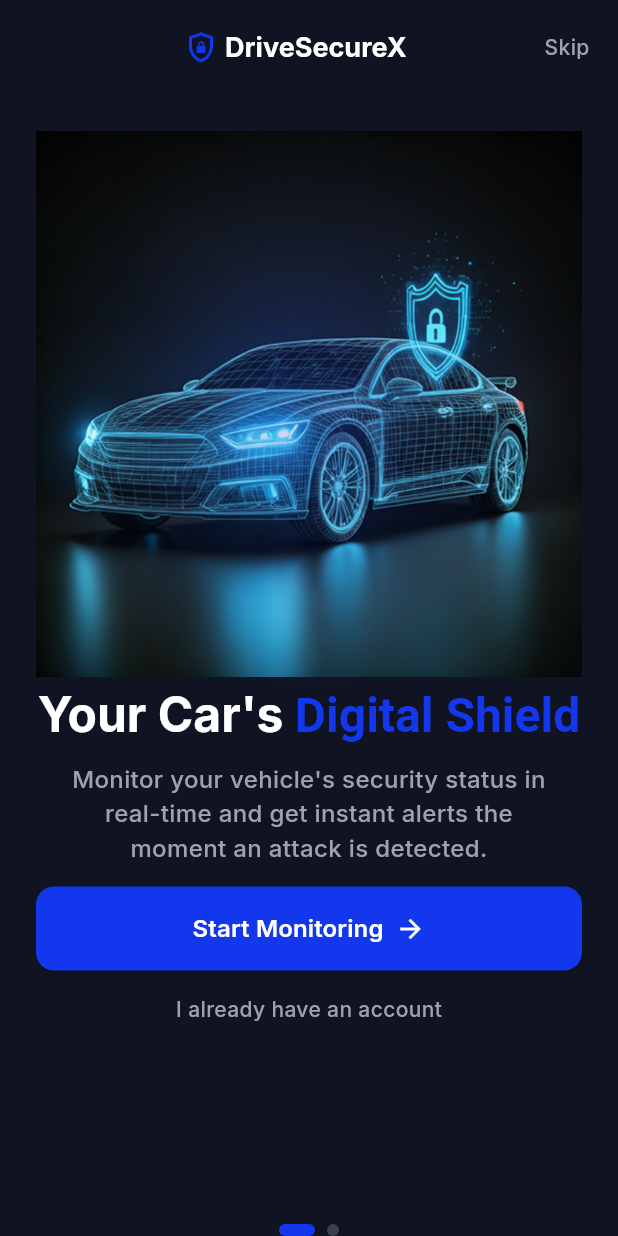
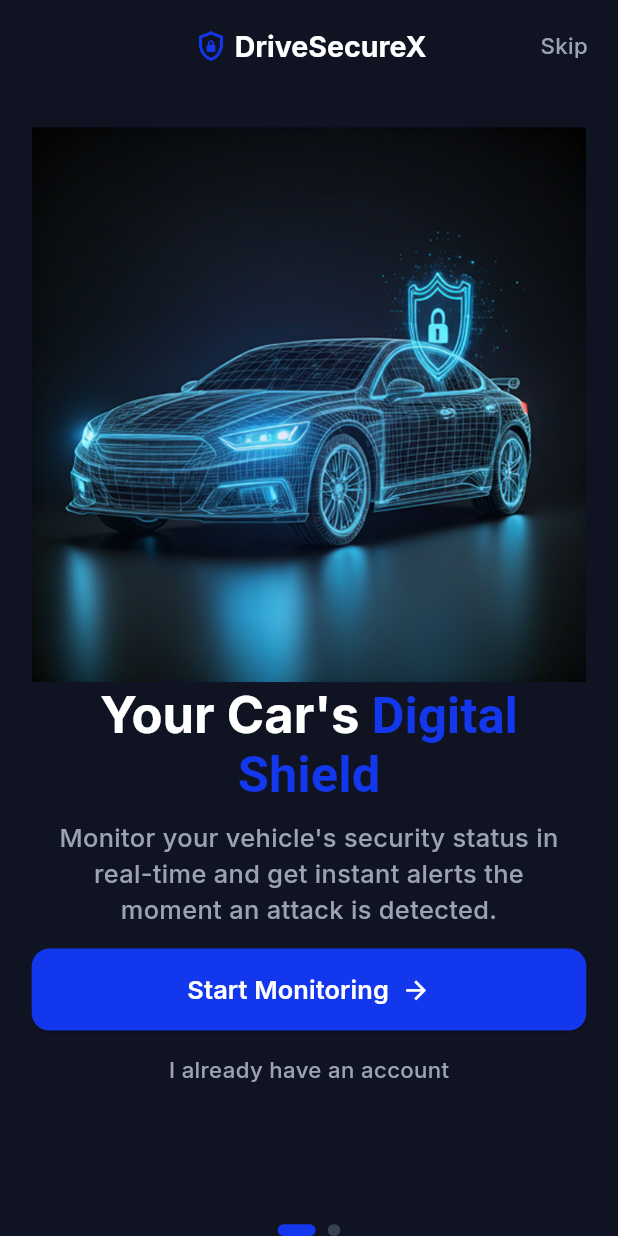
Before and after one commit to Maahhaaa/DSX, a Flutter app: the screen it shows after launch, on a phone screen of 412 x 824 dp. Run offline on Flutter 3.47's test engine with Material 3 defaults, Android fonts, the phone set to English and light mode, and no system bars; drawn by our look-alikes of smooth_page_indicator; our stand-ins replace flutter_screenutil, google_fonts.

Commit message:
responsive

```diff
--- a/lib/core/helper/test.dart
+++ b/lib/core/helper/test.dart
@@ -1,5 +1,5 @@
 import 'package:flutter/material.dart';
-import 'package:gp/page_indactor.dart';
+import 'package:gp/features/onboarding/page_indactor.dart';
 
 class Test extends StatelessWidget {
   const Test({super.key});
--- a/lib/core/theme/glow_effect.dart
+++ b/lib/core/theme/glow_effect.dart
@@ -1,28 +1,29 @@
 import 'package:flutter/material.dart';
+import 'package:flutter_screenutil/flutter_screenutil.dart';
 import 'package:gp/core/theme/app_colors.dart';
 
 class GlowEffect extends StatelessWidget {
-  const GlowEffect({
-    super.key,
-  });
+  const GlowEffect({super.key});
 
   @override
   Widget build(BuildContext context) {
     return Container(
-      width:370,
-      height: 370,
+      width: 450.w,
+      height: 380.h,
       decoration: BoxDecoration(
         color: AppColors.primaryblueColor,
-        borderRadius: BorderRadius.circular(9999),
+        borderRadius: BorderRadius.circular(30.r),
         gradient: RadialGradient(
           center: Alignment.center,
-          radius: 0.75,
+          radius: 0.75.r,
           colors: [
-            Color(0xFF1337EC).withValues(alpha: 0.2),
-            Color.fromARGB(255, 19, 43, 164).withValues(alpha: 0.01),
-            AppColors.primaryblueColor.withValues(alpha: 0.01),
+            Color(0xFF1337EC).withValues(alpha: 0.1),
+            Color.fromARGB(255, 19, 43, 164).withValues(alpha: 0.001),
+            AppColors.primaryblueColor.withValues(alpha: 0.001),
+            Color.fromARGB(255, 19, 43, 164).withValues(alpha: 0.001),
+            Colors.white.withValues(alpha: .01),
           ],
-          stops: [0.1,0.7, 1],
+          stops: [0.2, 5, 8,10,15],
         ),
       ),
     );
--- a/lib/core/theme/styles.dart
+++ b/lib/core/theme/styles.dart
@@ -1,25 +1,26 @@
 import 'package:flutter/material.dart';
+import 'package:flutter_screenutil/flutter_screenutil.dart';
 import 'package:google_fonts/google_fonts.dart';
 
 class Styles {
-  static TextStyle inter18bold = GoogleFonts.inter(
-    fontSize: 18,
+  static TextStyle get inter18bold => GoogleFonts.inter(
+    fontSize: 18.sp,
     fontWeight: FontWeight.bold,
   );
-  static TextStyle inter14medium = GoogleFonts.inter(
-    fontSize: 14,
+  static TextStyle get inter14medium => GoogleFonts.inter(
+    fontSize: 14.sp,
     fontWeight: FontWeight.w500,
   );
-  static TextStyle inter16medium = GoogleFonts.inter(
-    fontSize: 16,
+  static TextStyle get inter16medium =>GoogleFonts.inter(
+    fontSize: 16.sp,
     fontWeight: FontWeight.w500,
   );
-  static TextStyle inter16semi = GoogleFonts.inter(
-    fontSize: 16,
+  static TextStyle get inter16semi => GoogleFonts.inter(
+    fontSize: 16.sp,
     fontWeight: FontWeight.w600,
   );
-  static TextStyle inter32bold = GoogleFonts.inter(
-    fontSize: 32,
+  static TextStyle get inter32bold => GoogleFonts.inter(
+    fontSize: 32.sp,
     fontWeight: FontWeight.bold,
   );
 }
--- a/lib/features/notification/notify_screen.dart
+++ b/lib/features/onboarding/notify_screen.dart
@@ -1,4 +1,5 @@
 import 'package:flutter/material.dart';
+import 'package:flutter_screenutil/flutter_screenutil.dart';
 import 'package:gp/core/helper/images.dart';
 import 'package:gp/core/theme/app_colors.dart';
 import 'package:gp/core/theme/glow_effect.dart';
@@ -11,7 +12,7 @@ class NotifyScreen extends StatelessWidget {
   @override
   Widget build(BuildContext context) {
     return Padding(
-      padding: const EdgeInsets.symmetric(horizontal: 24),
+      padding: EdgeInsets.symmetric(horizontal: 20.w),
       child: Column(
         children: [
           Stack(children: [ GlowEffect(),Image.asset(Images.test,width: 380,height: 420,)]),
@@ -19,16 +20,16 @@ class NotifyScreen extends StatelessWidget {
             "Never Miss a Beat",
             style: Styles.inter32bold.copyWith(color: Colors.white),
           ),
-          SizedBox(height: 12),
+          SizedBox(height: 12.h),
           SizedBox(
-            width: 320,
+            width: 320.w,
             child: Text(
               "Our advanced sensors communicate directly with your phone. Whether it's a window break or a forced entry, you'll know instantly.",
               style: Styles.inter16medium.copyWith(color: AppColors.greyColor),
               textAlign: TextAlign.center,
             ),
           ),
-          SizedBox(height: 14),
+          SizedBox(height: 14.h),
 
           CustomButton(text: "Finish Setup", onPressed: () {}),
         ],
--- a/lib/features/onboarding/onboardingScreen.dart
+++ b/lib/features/onboarding/onboarding_screen.dart
@@ -1,4 +1,5 @@
 import 'package:flutter/material.dart';
+import 'package:flutter_screenutil/flutter_screenutil.dart';
 import 'package:gp/core/helper/images.dart';
 import 'package:gp/core/theme/app_colors.dart';
 import 'package:gp/core/theme/glow_effect.dart';
@@ -12,7 +13,7 @@ class OnboardingScreen extends StatelessWidget {
   @override
   Widget build(BuildContext context) {
     return Padding(
-        padding: const EdgeInsets.symmetric(horizontal: 24),
+        padding: EdgeInsets.symmetric(horizontal: 20.w),
         child: Column(
           children: [
             Stack(children: [Image.asset(Images.carImage), GlowEffect()]),
@@ -29,9 +30,9 @@ class OnboardingScreen extends StatelessWidget {
                 ],
               ),
             ),
-            SizedBox(height: 12),
+            SizedBox(height: 10.h),
             SizedBox(
-              width: 330,
+              width: 330.w,
               child: Text(
                 "Monitor your vehicle's security status in real-time and get instant alerts the moment an attack is detected.",
                 style: Styles.inter16medium.copyWith(
@@ -40,14 +41,14 @@ class OnboardingScreen extends StatelessWidget {
                 textAlign: TextAlign.center,
               ),
             ),
-            SizedBox(height: 14),
+            SizedBox(height: 14.h),
 
             CustomButton(
               text: "Start Monitoring",
               onPressed: () {},
             ),
 
-            SizedBox(height: 16),
+            SizedBox(height: 16.h),
             Text(
               "I already have an account",
               style: Styles.inter14medium.copyWith(color: AppColors.greyColor),
--- a/lib/page_indactor.dart
+++ b/lib/features/onboarding/page_indactor.dart
@@ -1,7 +1,8 @@
 import 'package:flutter/material.dart';
+import 'package:flutter_screenutil/flutter_screenutil.dart';
 import 'package:gp/core/theme/app_colors.dart';
-import 'package:gp/features/notification/notify_screen.dart';
-import 'package:gp/features/onboarding/onboardingScreen.dart';
+import 'package:gp/features/onboarding/notify_screen.dart';
+import 'package:gp/features/onboarding/onboarding_screen.dart';
 import 'package:gp/features/onboarding/widgets/onboard_app_bar.dart';
 import 'package:smooth_page_indicator/smooth_page_indicator.dart';
 
@@ -25,7 +26,7 @@ class _PageIndactorState extends State<PageIndactor> {
   Widget build(BuildContext context) {
     return Scaffold(
       appBar: PreferredSize(
-        preferredSize: Size.fromHeight(87),
+        preferredSize: Size.fromHeight(87.h),
         child: OnboardAppBar(),
       ),
       backgroundColor: AppColors.primaryblueColor,
@@ -39,8 +40,8 @@ class _PageIndactorState extends State<PageIndactor> {
               controller: controller,
               count: pages.length,
               effect: ExpandingDotsEffect(
-                dotHeight: 8,
-                dotWidth: 8,
+                dotHeight: 8.h,
+                dotWidth: 8.w,
                 activeDotColor: AppColors.secondaryblueColor,
                 dotColor: Color(0xff374151),
               ),
--- a/lib/features/onboarding/widgets/custom_button.dart
+++ b/lib/features/onboarding/widgets/custom_button.dart
@@ -1,4 +1,5 @@
 import 'package:flutter/material.dart';
+import 'package:flutter_screenutil/flutter_screenutil.dart';
 import 'package:gp/core/theme/app_colors.dart';
 import 'package:gp/core/theme/styles.dart';
 
@@ -19,17 +20,17 @@ class CustomButton extends StatelessWidget {
       style: ElevatedButton.styleFrom(
         backgroundColor: AppColors.secondaryblueColor,
         foregroundColor: Colors.white,
-        minimumSize: Size(340, 56),
+        minimumSize: Size(340.w, 56.h),
         shape: RoundedRectangleBorder(
-          borderRadius: BorderRadius.circular(12),
+          borderRadius: BorderRadius.circular(12.r),
         ),
       ),
       child: Row(
         mainAxisAlignment: MainAxisAlignment.center,
         children: [
           Text(text, style: Styles.inter16semi),
-          SizedBox(width: 8),
-          Icon(Icons.arrow_forward, color: Colors.white, size: 20),
+          SizedBox(width: 8.w),
+          Icon(Icons.arrow_forward, color: Colors.white, size: 20.r),
         ],
       ),
     );
--- a/lib/features/onboarding/widgets/onboard_app_bar.dart
+++ b/lib/features/onboarding/widgets/onboard_app_bar.dart
@@ -1,4 +1,5 @@
 import 'package:flutter/material.dart';
+import 'package:flutter_screenutil/flutter_screenutil.dart';
 import 'package:gp/core/helper/images.dart';
 import 'package:gp/core/theme/app_colors.dart';
 import 'package:gp/core/theme/styles.dart';
@@ -12,24 +13,24 @@ class OnboardAppBar extends StatelessWidget {
   Widget build(BuildContext context) {
     return AppBar(
       backgroundColor: AppColors.primaryblueColor,
-      toolbarHeight: 63,
+      toolbarHeight: 63.h,
       title: Padding(
-        padding: const EdgeInsets.only(left: 110),
+        padding: EdgeInsets.only(left: 110.w),
         child: Row(
           children: [
-            Image.asset(Images.secureIcon, width: 16, height: 20),
-            SizedBox(width: 8),
+            Image.asset(Images.secureIcon, width: 16.w, height: 20.h),
+            SizedBox(width: 7.w),
             Text(
               "DriveSecureX",
-              style: Styles.inter18bold.copyWith(color: Colors.white),
+              style: Styles.inter18bold.copyWith(color:Colors.white),
             ),
           ],
         ),
       ),
-      centerTitle: false,
+      // centerTitle: false,
       actions: [
         Padding(
-          padding: const EdgeInsets.only(right: 19),
+          padding: EdgeInsets.only(right: 19.w),
           child: Text(
             "Skip",
             style: Styles.inter14medium.copyWith(color: Color(0xff9CA3AF)),
--- a/lib/main.dart
+++ b/lib/main.dart
@@ -1,7 +1,7 @@
 import 'package:flutter/material.dart';
 import 'package:flutter/rendering.dart';
-import 'package:gp/page_indactor.dart';
-
+import 'package:flutter_screenutil/flutter_screenutil.dart';
+import 'package:gp/features/onboarding/page_indactor.dart';
 
 void main() {
   debugPaintSizeEnabled = false;
@@ -13,8 +13,14 @@ class MyApp extends StatelessWidget {
 
   @override
   Widget build(BuildContext context) {
-    return MaterialApp(
-      home: PageIndactor(),
+    return ScreenUtilInit(
+      designSize: Size(390, 844),
+      minTextAdapt: false,
+      splitScreenMode: true,
+      child: MaterialApp(
+        home: PageIndactor(),
+        debugShowCheckedModeBanner: false,
+      ),
     );
   }
 }
--- a/pubspec.yaml
+++ b/pubspec.yaml
@@ -36,6 +36,7 @@ dependencies:
   cupertino_icons: ^1.0.8
   google_fonts: ^8.0.2
   smooth_page_indicator: ^2.0.1
+  flutter_screenutil: ^5.9.3
 
 dev_dependencies:
   flutter_test:
```
Also changed, not shown: lib/features/connecting/connect_screen.dart (renamed from lib/features/connecting/connectScreen.dart), pubspec.lock.
